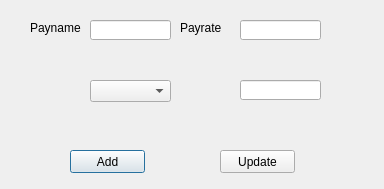
Qt form together/teacher_payrate_detail.ui (SDSMT-CSC464-F15/dancesoft) before a commit.
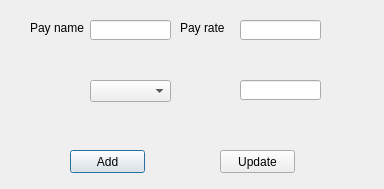
The same form after that commit.

```diff
--- a/together/teacher_payrate_detail.ui
+++ b/together/teacher_payrate_detail.ui
@@ -23,7 +23,7 @@
     </rect>
    </property>
    <property name="text">
-    <string>Payname</string>
+    <string>Pay name</string>
    </property>
   </widget>
   <widget class="QLabel" name="label_2">
@@ -36,7 +36,7 @@
     </rect>
    </property>
    <property name="text">
-    <string>Payrate</string>
+    <string>Pay rate</string>
    </property>
   </widget>
   <widget class="QLineEdit" name="Payname_lineEdit">
```
Left out of the diff: 2 changed lines with no effect on the pictures.
